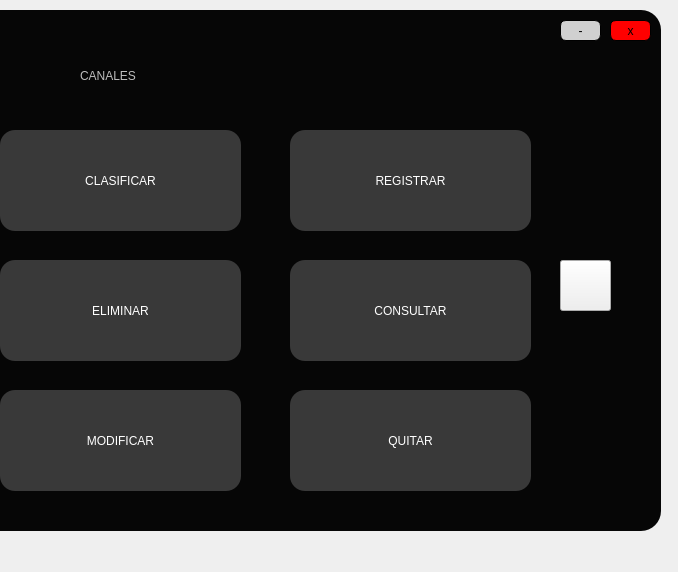
Above: Ventana3.ui from ThomyALUN/proyecto1-estructuras before the change; both pictures show x 360 to 1038 and y 0 to 572 of the 1038 by 572 pixel window. Below: the same form after it.
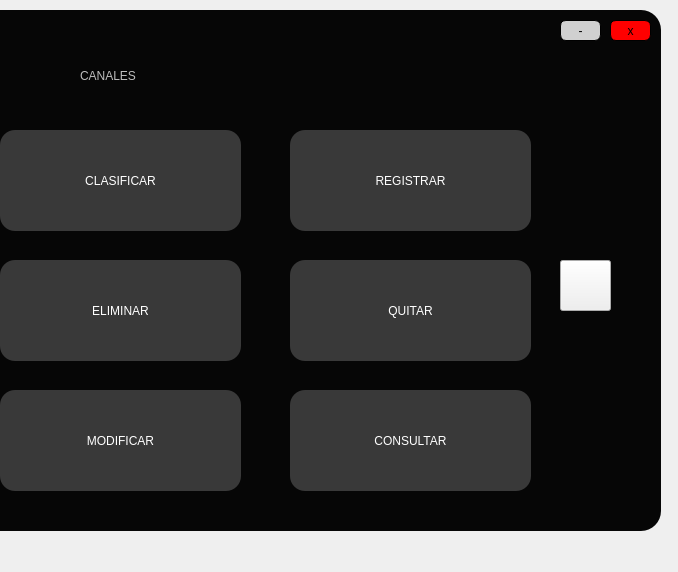
That is the form after the change. Icons and pictures are not drawn.

```diff
--- a/Ventana3.ui
+++ b/Ventana3.ui
@@ -241,7 +241,7 @@
     <property name="geometry">
      <rect>
       <x>640</x>
-      <y>250</y>
+      <y>380</y>
       <width>241</width>
       <height>101</height>
      </rect>
@@ -268,7 +268,7 @@
      <rect>
       <x>430</x>
       <y>30</y>
-      <width>271</width>
+      <width>231</width>
       <height>71</height>
      </rect>
     </property>
@@ -379,7 +379,7 @@
     <property name="geometry">
      <rect>
       <x>640</x>
-      <y>380</y>
+      <y>250</y>
       <width>241</width>
       <height>101</height>
      </rect>
```
Left out of the diff: 4 changed lines with no effect on the pictures.
